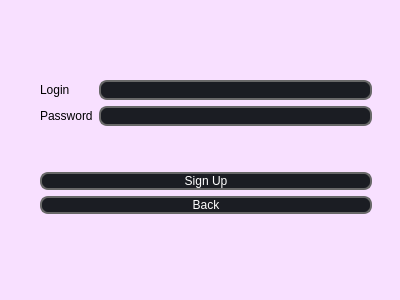
Above: UI/w_reg/registration.ui from Saigz/task_tracker_qt before the change. Below: the same form after it.
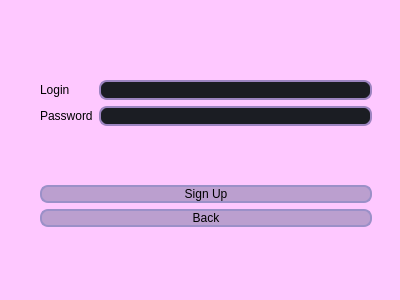
That is the form after the change.

What changed in the file:
```diff
--- a/UI/w_reg/registration.ui
+++ b/UI/w_reg/registration.ui
@@ -14,7 +14,7 @@
    <string>Dialog</string>
   </property>
   <property name="styleSheet">
-   <string notr="true">background-color: rgb(248, 224, 255);</string>
+   <string notr="true">background-color: rgb(254, 200, 255);</string>
   </property>
   <widget class="QWidget" name="layoutWidget">
    <property name="geometry">
@@ -22,7 +22,7 @@
      <x>40</x>
      <y>80</y>
      <width>332</width>
-     <height>134</height>
+     <height>147</height>
     </rect>
    </property>
    <layout class="QVBoxLayout" name="verticalLayout_4">
@@ -62,7 +62,7 @@
          <widget class="QLineEdit" name="lineEdit_Login">
           <property name="styleSheet">
            <string notr="true">QLineEdit {
-	border: 2px solid rgb(104, 104, 104);
+	border: 2px solid rgb(156, 132, 192);
 	border-radius: 8px;
 	padding-left: auto;
     padding-right: auto;
@@ -78,6 +78,9 @@
 	background-color: rgb(43, 45, 56);
 }
 
+
+
+
 </string>
           </property>
           <property name="maxLength">
@@ -89,7 +92,7 @@
          <widget class="QLineEdit" name="lineEdit_Password">
           <property name="styleSheet">
            <string notr="true">QLineEdit {
-	border: 2px solid rgb(104, 104, 104);
+	border: 2px solid rgb(156, 132, 192);
 	border-radius: 8px;
 	padding-left: auto;
     padding-right: auto;
@@ -148,22 +151,22 @@
        <widget class="QPushButton" name="btn_SignUp">
         <property name="styleSheet">
          <string notr="true">QPushButton {
-	border: 2px solid rgb(104, 104, 104);
-	border-radius: 8px;
-	padding-left: auto;
+ border: 2px solid  rgb(155, 144, 200);
+ border-radius: 8px;
+ padding-left: auto;
     padding-right: auto;
-	color: rgb(255, 255, 255);
-	background-color: rgb(27, 29, 35);
-	font: 600 12pt &quot;Montserrat SemiBold&quot;;
+ color: rgb(0, 0, 0);
+ background-color: rgb(187, 159, 207);
+ font: 600 12pt &quot;Montserrat SemiBold&quot;;
 }
 QPushButton:hover {
 	border: 2px solid rgb(85, 170, 255);
 	background-color: rgb(43, 45, 56);
 }
 QPushButton:focus {
-	border: 2px solid rgb(48, 50, 62);
-}
-</string>
+ border: 2px solid rgb(109, 86, 154);
+ background-color: rgb(109, 86, 154);
+}</string>
         </property>
         <property name="text">
          <string>Sign Up</string>
@@ -174,22 +177,22 @@
        <widget class="QPushButton" name="btn_Back">
         <property name="styleSheet">
          <string notr="true">QPushButton {
-	border: 2px solid rgb(104, 104, 104);
-	border-radius: 8px;
-	padding-left: auto;
+ border: 2px solid  rgb(155, 144, 200);
+ border-radius: 8px;
+ padding-left: auto;
     padding-right: auto;
-	color: rgb(255, 255, 255);
-	background-color: rgb(27, 29, 35);
-	font: 600 12pt &quot;Montserrat SemiBold&quot;;
+ color: rgb(0, 0, 0);
+ background-color: rgb(187, 159, 207);
+ font: 600 12pt &quot;Montserrat SemiBold&quot;;
 }
 QPushButton:hover {
 	border: 2px solid rgb(85, 170, 255);
 	background-color: rgb(43, 45, 56);
 }
 QPushButton:focus {
-	border: 2px solid rgb(48, 50, 62);
-}
-</string>
+ border: 2px solid rgb(109, 86, 154);
+ background-color: rgb(109, 86, 154);
+}</string>
         </property>
         <property name="text">
          <string>Back</string>
```
Left out of the diff: 12 changed lines with no effect on the pictures.
